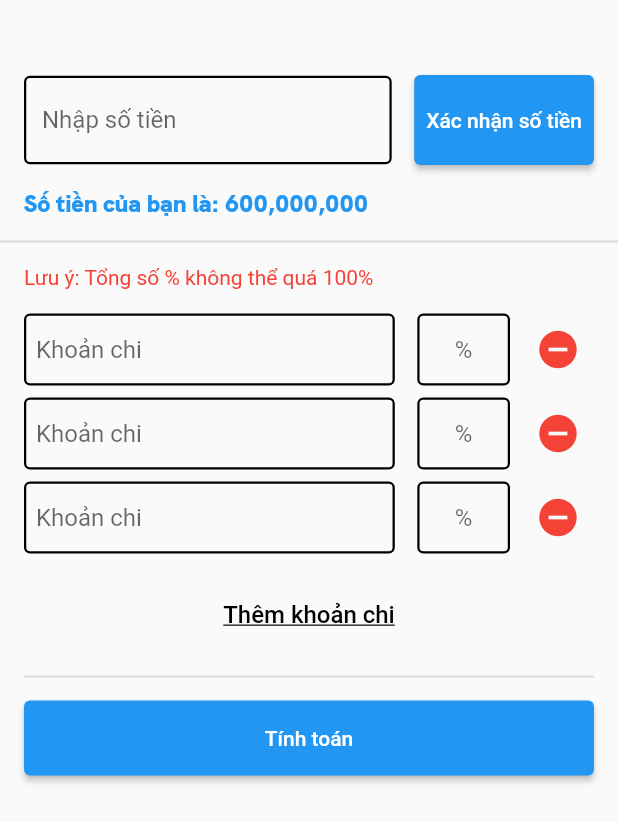
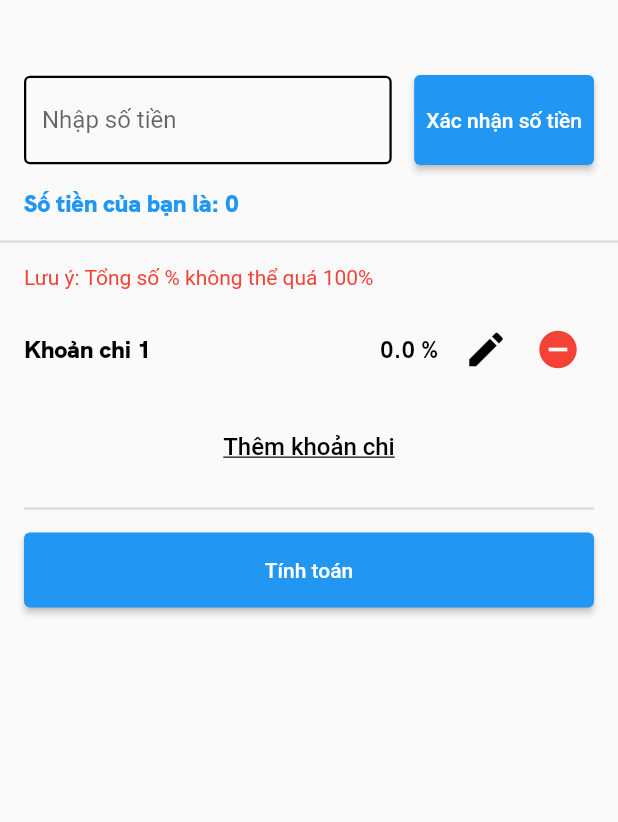
Before and after one commit to quangnd2203/flutter_financial_balance_app, a Flutter app: the screen it shows after launch, after a tap on "Thêm khoản chi", on a phone screen of 412 x 824 dp. Shown: the top 822 px of the screen. Run offline on Flutter 3.47's test engine with Material 2 defaults, Android fonts, the phone set to English and light mode, and no system bars; drawn by our look-alikes of keyboard_dismisser, overlay_support; our stand-ins replace connectivity_plus, device_info_plus, dio, firebase_analytics, firebase_auth, firebase_core and 7 more; missing offline and left inert: flutter_facebook_auth, twitter_login; accounts and stored records are empty.

Commit message:
no message

```diff
--- a/lib/app/ui/navigation/navigation_screen.dart
+++ b/lib/app/ui/navigation/navigation_screen.dart
@@ -3,11 +3,12 @@
 import 'package:flutter/material.dart';
 import 'package:flutter/services.dart';
 import 'package:get/get.dart';
+import 'package:keyboard_dismisser/keyboard_dismisser.dart';
 
 import '../../constants/app_text_styles.dart';
+import '../../utils/app_utils.dart';
 import '../ui.dart';
 import '../widgets/formatters/number_input_formatter.dart';
-import 'widgets/calculate_result.dart';
 import 'widgets/cost_item.dart';
 
 class NavigationScreen extends BaseScreen<NavigationController> {
@@ -20,7 +21,11 @@ class NavigationScreen extends BaseScreen<NavigationController> {
   }
 
   Widget _buildBody() {
-    return SingleChildScrollView(
+    return KeyboardDismisser(
+      child: SizedBox(
+        height: Get.height,
+        child: SingleChildScrollView(
+          physics: const BouncingScrollPhysics(),
           padding: const EdgeInsets.only(bottom: 50),
           child: Column(
             children: <Widget>[
@@ -37,7 +42,7 @@ class NavigationScreen extends BaseScreen<NavigationController> {
               Padding(
                 padding: const EdgeInsets.symmetric(horizontal: 16, vertical: 0),
                 child: ElevatedButton(
-              onPressed: () => Get.to(const CalculateResult()),
+                  onPressed: () => controller.submitCalculate(),
                   style: ElevatedButton.styleFrom(
                       padding: const EdgeInsets.all(8),
                       minimumSize: const Size(double.infinity, 50),
@@ -46,6 +51,8 @@ class NavigationScreen extends BaseScreen<NavigationController> {
                 ),
               )
             ],
+          ),
+        ),
       ),
     );
   }
@@ -64,18 +71,20 @@ class NavigationScreen extends BaseScreen<NavigationController> {
                 height: 16,
               ),
             ] +
-            const <Widget>[
-              CostItem(),
-              CostItem(),
-              CostItem(),
-            ] +
+            List<Widget>.generate(
+              controller.costItems.length,
+              (int index) => CostItem(
+                key: ValueKey<Map<String, dynamic>>(controller.costItems[index]),
+                item: controller.costItems[index],
+              ),
+            ) +
             <Widget>[
               const SizedBox(
                 height: 8,
               ),
               Center(
                 child: ElevatedButton(
-                  onPressed: () => null,
+                  onPressed: () => controller.addCostItem(),
                   style: ElevatedButton.styleFrom(
                       padding: const EdgeInsets.all(8),
                       minimumSize: const Size(100, 50),
@@ -83,7 +92,10 @@ class NavigationScreen extends BaseScreen<NavigationController> {
                       shadowColor: Colors.transparent,
                       foregroundColor: Colors.black,
                       shape: RoundedRectangleBorder(borderRadius: BorderRadius.circular(4))),
-                  child: const Text('Thêm khoản chi', style: TextStyle(decoration: TextDecoration.underline, fontSize: 16),),
+                  child: const Text(
+                    'Thêm khoản chi',
+                    style: TextStyle(decoration: TextDecoration.underline, fontSize: 16),
+                  ),
                 ),
               ),
               const SizedBox(
@@ -106,7 +118,7 @@ class NavigationScreen extends BaseScreen<NavigationController> {
               width: 15,
             ),
             ElevatedButton(
-              onPressed: () => null,
+              onPressed: () => controller.submitMoney(),
               style: ElevatedButton.styleFrom(
                   padding: const EdgeInsets.all(8),
                   minimumSize: const Size(100, 60),
@@ -119,7 +131,7 @@ class NavigationScreen extends BaseScreen<NavigationController> {
           height: 16,
         ),
         Text(
-          'Số tiền của bạn là: 600,000,000',
+          'Số tiền của bạn là: ${AppUtils.numberFormat(controller.money.value)}',
           style: AppTextStyles.normalBoldBlack.copyWith(color: Colors.blue),
         )
       ],
@@ -131,6 +143,7 @@ class NavigationScreen extends BaseScreen<NavigationController> {
       borderRadius: BorderRadius.circular(4),
     );
     return TextField(
+      controller: controller.moneyController,
       inputFormatters: <TextInputFormatter>[
         FilteringTextInputFormatter.digitsOnly,
         NumberInputFormatter(),
--- a/lib/app/ui/navigation/widgets/cost_item.dart
+++ b/lib/app/ui/navigation/widgets/cost_item.dart
@@ -1,9 +1,14 @@
 import 'package:flutter/material.dart';
+import 'package:get/get.dart';
 
-import '../../widgets/formatters/number_input_formatter.dart';
+import '../../../constants/app_text_styles.dart';
+import '../navigation.dart';
 
 class CostItem extends StatelessWidget {
-  const CostItem({Key? key}) : super(key: key);
+
+  const CostItem({Key? key, required this.item}) : super(key: key);
+
+  final Map<String, dynamic> item;
 
   @override
   Widget build(BuildContext context) {
@@ -14,21 +19,26 @@ class CostItem extends StatelessWidget {
           children: <Widget>[
             Expanded(
               flex: 8,
-              child: buildNameInput(),
+              child: Text('${item['name']}', style: AppTextStyles.normalBoldBlack,),
             ),
             const SizedBox(
               width: 15,
             ),
-            Expanded(
-              flex: 2,
-              child: buildAmountInput(),
-            ),
+            Text('${item['percent']} %', style: AppTextStyles.normalBold,),
             const SizedBox(
               width: 8,
             ),
             IconButton(
               padding: EdgeInsets.zero,
-              onPressed: () => null,
+              onPressed: () => Get.find<NavigationController>().openDialogSettingCost(item),
+              color: Colors.black,
+              icon: const Icon(Icons.edit),
+              splashRadius: 20,
+              iconSize: 30,
+            ),
+            IconButton(
+              padding: EdgeInsets.zero,
+              onPressed: () => Get.find<NavigationController>().deleteCost(item),
               color: Colors.red,
               icon: const Icon(Icons.remove_circle),
               splashRadius: 20,
@@ -39,34 +49,4 @@ class CostItem extends StatelessWidget {
       ),
     );
   }
-
-  Widget buildNameInput() {
-    final OutlineInputBorder border = OutlineInputBorder(
-      borderRadius: BorderRadius.circular(4),
-    );
-    return TextField(
-      decoration: InputDecoration(
-        border: border,
-        contentPadding: const EdgeInsets.all(8),
-        enabledBorder: border.copyWith(borderSide: border.borderSide.copyWith(width: 1.5)),
-        hintText: 'Khoản chi',
-      ),
-    );
-  }
-
-  Widget buildAmountInput() {
-    final OutlineInputBorder border = OutlineInputBorder(
-      borderRadius: BorderRadius.circular(4),
-    );
-    return TextField(
-      textAlign: TextAlign.center,
-      keyboardType: const TextInputType.numberWithOptions(decimal: true),
-      decoration: InputDecoration(
-        border: border,
-        contentPadding: const EdgeInsets.all(8),
-        enabledBorder: border.copyWith(borderSide: border.borderSide.copyWith(width: 1.5)),
-        hintText: '%',
-      ),
-    );
-  }
 }
--- a/lib/app/utils/app_utils.dart
+++ b/lib/app/utils/app_utils.dart
@@ -95,4 +95,8 @@ class AppUtils {
   static String convertPhoneNumber(String phone, {String code = '+84'}) {
     return '$code${phone.substring(1)}';
   }
+
+  static String numberFormat(dynamic number){
+    return NumberFormat.decimalPattern().format(number);
+  }
 }
--- a/lib/app/utils/app_valid.dart
+++ b/lib/app/utils/app_valid.dart
@@ -3,10 +3,10 @@ import 'package:get/get.dart';
 class AppValid {
   AppValid._();
 
-  static Function(String) validateFullName() {
+  static String? Function(String?) validateRequired() {
     return (String? value) {
       if (value?.isEmpty ?? true) {
-        return 'valid_full_name'.tr;
+        return 'required'.tr;
       }
       return null;
     };
--- a/lib/main.dart
+++ b/lib/main.dart
@@ -18,7 +18,7 @@ import 'app/utils/utils.dart';
 
 void main() async {
   WidgetsFlutterBinding.ensureInitialized();
-  SystemChrome.setEnabledSystemUIMode(SystemUiMode.manual, overlays: <SystemUiOverlay>[]);
+  await SystemChrome.setEnabledSystemUIMode(SystemUiMode.manual, overlays: <SystemUiOverlay>[]);
   await SystemChrome.setPreferredOrientations(<DeviceOrientation>[DeviceOrientation.portraitUp]);
   await Firebase.initializeApp();
   await AppPrefs.initListener();
@@ -34,7 +34,9 @@ class App extends StatelessWidget {
   @override
   Widget build(BuildContext context) {
     return ThemeSwitcherWidget(
-        initialThemeData: normalTheme(context), child: const MyApp());
+      initialThemeData: normalTheme(context),
+      child: const MyApp(),
+    );
   }
 }
 
@@ -65,6 +67,7 @@ class _MyAppState extends State<MyApp> with WidgetsBindingObserver {
   void didChangeAppLifecycleState(AppLifecycleState state) {
     print('ChangeAppLifecycleState: $state');
   }
+
   @override
   Widget build(BuildContext context) {
     return NotificationListener<OverscrollIndicatorNotification>(
--- a/pubspec.yaml
+++ b/pubspec.yaml
@@ -42,6 +42,8 @@ dependencies:
 
   #DataBase
 #  backendless_sdk: ^7.2.3
+  intl: ^0.17.0
+  keyboard_dismisser: ^3.0.0
 
 flutter:
   uses-material-design: true
```
Also changed, not shown: lib/app/ui/navigation/navigation_controller.dart (+55 -3 lines), lib/app/ui/navigation/widgets/calculate_result.dart (+24 -15 lines), lib/app/ui/navigation/widgets/dialog_edit_cost.dart (added, +127 -0 lines). Lines whose indentation alone changed are shown as unchanged.
